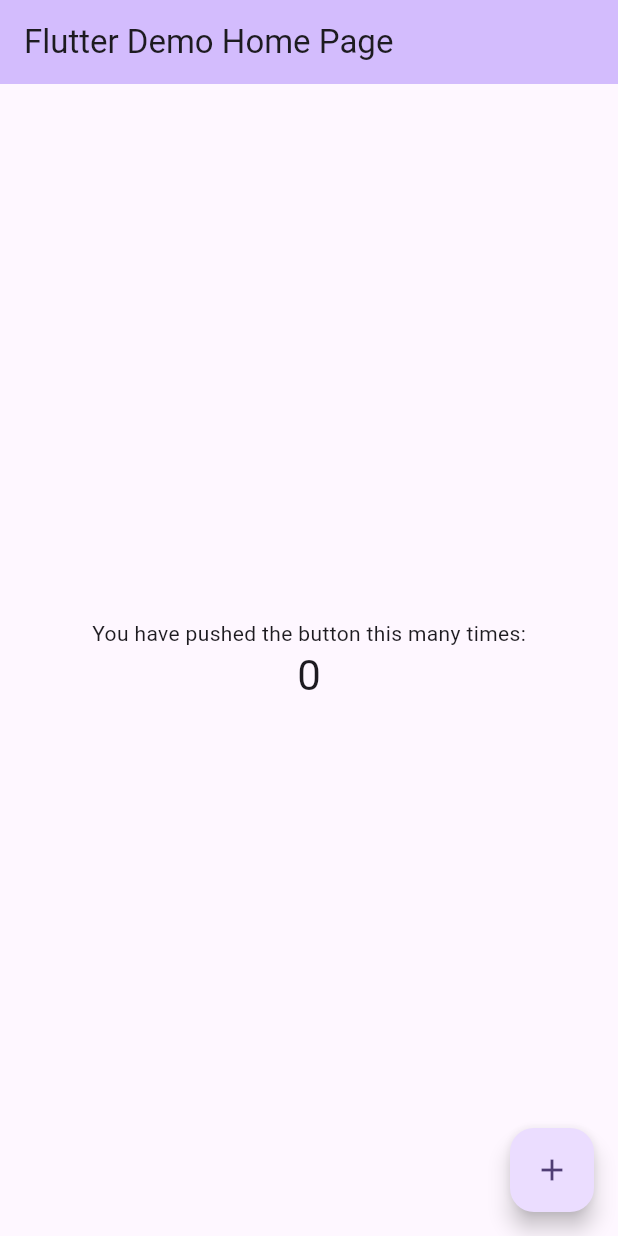
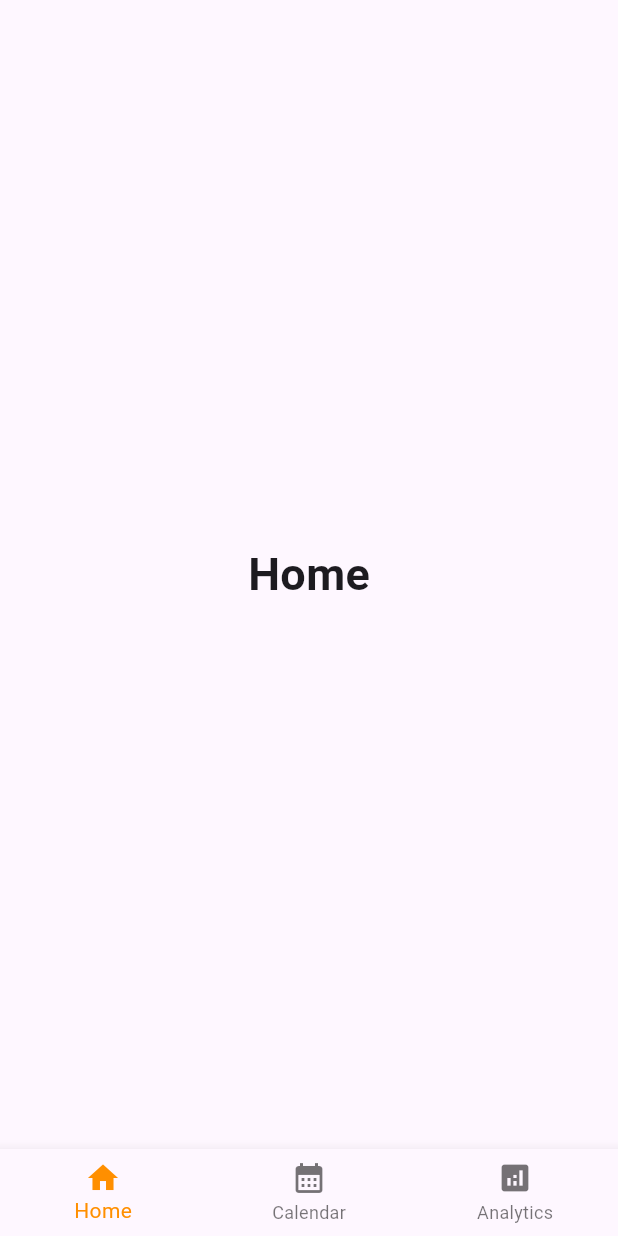
Before and after one commit to FBGFi/mindfulness-app, a Flutter app: the screen it shows after launch, on a phone screen of 412 x 824 dp. Run offline on Flutter 3.47's test engine with Material 3 defaults, Android fonts, the phone set to English and light mode, and no system bars.

Commit message:
add basic routing

```diff
--- a/lib/main.dart
+++ b/lib/main.dart
@@ -1,125 +1,69 @@
 import 'package:flutter/material.dart';
 
 void main() {
-  runApp(const MyApp());
+  runApp(const MindfulnessApp());
 }
 
-class MyApp extends StatelessWidget {
-  const MyApp({super.key});
+class MindfulnessApp extends StatefulWidget {
+  const MindfulnessApp({super.key});
 
-  // This widget is the root of your application.
   @override
-  Widget build(BuildContext context) {
-    return MaterialApp(
-      title: 'Flutter Demo',
-      theme: ThemeData(
-        // This is the theme of your application.
-        //
-        // TRY THIS: Try running your application with "flutter run". You'll see
-        // the application has a purple toolbar. Then, without quitting the app,
-        // try changing the seedColor in the colorScheme below to Colors.green
-        // and then invoke "hot reload" (save your changes or press the "hot
-        // reload" button in a Flutter-supported IDE, or press "r" if you used
-        // the command line to start the app).
-        //
-        // Notice that the counter didn't reset back to zero; the application
-        // state is not lost during the reload. To reset the state, use hot
-        // restart instead.
-        //
-        // This works for code too, not just values: Most code changes can be
-        // tested with just a hot reload.
-        colorScheme: ColorScheme.fromSeed(seedColor: Colors.deepPurple),
-        useMaterial3: true,
-      ),
-      home: const MyHomePage(title: 'Flutter Demo Home Page'),
-    );
-  }
+  State<MindfulnessApp> createState() => _MindfulnessAppState();
 }
 
-class MyHomePage extends StatefulWidget {
-  const MyHomePage({super.key, required this.title});
+class _MindfulnessAppState extends State<MindfulnessApp> {
+  int _selectedIndex = 0;
 
-  // This widget is the home page of your application. It is stateful, meaning
-  // that it has a State object (defined below) that contains fields that affect
-  // how it looks.
+  static const TextStyle optionStyle =
+      TextStyle(fontSize: 30, fontWeight: FontWeight.bold);
+  static const List<Widget> _widgetOptions = [
+    Text(
+      "Home",
+      style: optionStyle,
+    ),
+    Text(
+      "Calendar",
+      style: optionStyle,
+    ),
+    Text(
+      "Analytics",
+      style: optionStyle,
+    ),
+  ];
 
-  // This class is the configuration for the state. It holds the values (in this
-  // case the title) provided by the parent (in this case the App widget) and
-  // used by the build method of the State. Fields in a Widget subclass are
-  // always marked "final".
-
-  final String title;
-
-  @override
-  State<MyHomePage> createState() => _MyHomePageState();
-}
-
-class _MyHomePageState extends State<MyHomePage> {
-  int _counter = 0;
-
-  void _incrementCounter() {
+  void _onItemTapped(int index) {
     setState(() {
-      // This call to setState tells the Flutter framework that something has
-      // changed in this State, which causes it to rerun the build method below
-      // so that the display can reflect the updated values. If we changed
-      // _counter without calling setState(), then the build method would not be
-      // called again, and so nothing would appear to happen.
-      _counter++;
+      _selectedIndex = index;
     });
   }
 
   @override
   Widget build(BuildContext context) {
-    // This method is rerun every time setState is called, for instance as done
-    // by the _incrementCounter method above.
-    //
-    // The Flutter framework has been optimized to make rerunning build methods
-    // fast, so that you can just rebuild anything that needs updating rather
-    // than having to individually change instances of widgets.
-    return Scaffold(
-      appBar: AppBar(
-        // TRY THIS: Try changing the color here to a specific color (to
-        // Colors.amber, perhaps?) and trigger a hot reload to see the AppBar
-        // change color while the other colors stay the same.
-        backgroundColor: Theme.of(context).colorScheme.inversePrimary,
-        // Here we take the value from the MyHomePage object that was created by
-        // the App.build method, and use it to set our appbar title.
-        title: Text(widget.title),
+    return MaterialApp(
+      title: 'Mindfulness App',
+      theme: ThemeData(
+        colorScheme: ColorScheme.fromSeed(seedColor: Colors.deepPurple),
+        useMaterial3: true,
       ),
-      body: Center(
-        // Center is a layout widget. It takes a single child and positions it
-        // in the middle of the parent.
-        child: Column(
-          // Column is also a layout widget. It takes a list of children and
-          // arranges them vertically. By default, it sizes itself to fit its
-          // children horizontally, and tries to be as tall as its parent.
-          //
-          // Column has various properties to control how it sizes itself and
-          // how it positions its children. Here we use mainAxisAlignment to
-          // center the children vertically; the main axis here is the vertical
-          // axis because Columns are vertical (the cross axis would be
-          // horizontal).
-          //
-          // TRY THIS: Invoke "debug painting" (choose the "Toggle Debug Paint"
-          // action in the IDE, or press "p" in the console), to see the
-          // wireframe for each widget.
-          mainAxisAlignment: MainAxisAlignment.center,
-          children: <Widget>[
-            const Text(
-              'You have pushed the button this many times:',
+      home: DefaultTabController(
+          length: 3,
+          child: Scaffold(
+            body: Center(
+              child: _widgetOptions.elementAt(_selectedIndex),
             ),
-            Text(
-              '$_counter',
-              style: Theme.of(context).textTheme.headlineMedium,
+            bottomNavigationBar: BottomNavigationBar(
+              items: const [
+                BottomNavigationBarItem(icon: Icon(Icons.home), label: "Home"),
+                BottomNavigationBarItem(
+                    icon: Icon(Icons.calendar_month), label: "Calendar"),
+                BottomNavigationBarItem(
+                    icon: Icon(Icons.analytics), label: "Analytics"),
+              ],
+              currentIndex: _selectedIndex,
+              selectedItemColor: Colors.amber[800],
+              onTap: _onItemTapped,
             ),
-          ],
-        ),
-      ),
-      floatingActionButton: FloatingActionButton(
-        onPressed: _incrementCounter,
-        tooltip: 'Increment',
-        child: const Icon(Icons.add),
-      ), // This trailing comma makes auto-formatting nicer for build methods.
+          )),
     );
   }
 }
```
Also changed, not shown: 1 other file.
